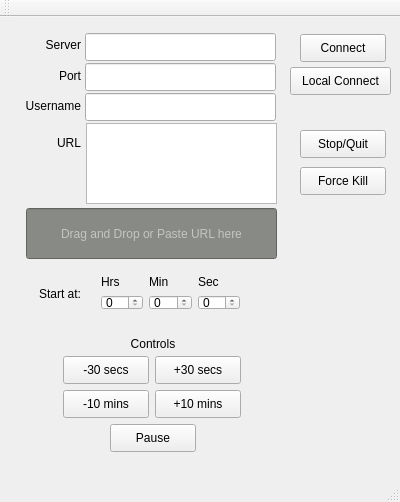
Before: the Qt Designer form mainwindow.ui in ramesh45345/omx-control, drawn with Qt 5.
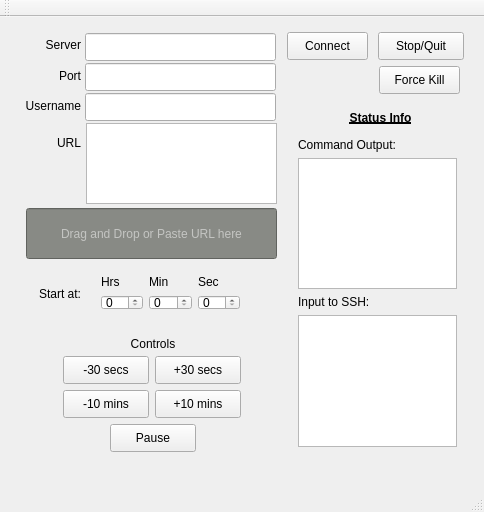
After: the same form once the commit is applied.

Commit message: Add status text boxes.

Diff of the .ui file:
```diff
--- a/mainwindow.ui
+++ b/mainwindow.ui
@@ -6,8 +6,8 @@
    <rect>
     <x>0</x>
     <y>0</y>
-    <width>400</width>
-    <height>502</height>
+    <width>484</width>
+    <height>512</height>
    </rect>
   </property>
   <property name="windowTitle">
@@ -27,28 +27,6 @@
      <string>&lt;html&gt;&lt;head/&gt;&lt;body&gt;&lt;p&gt;&lt;br/&gt;&lt;/p&gt;&lt;/body&gt;&lt;/html&gt;</string>
     </property>
    </widget>
-   <widget class="QPushButton" name="pushButton_connect">
-    <property name="geometry">
-     <rect>
-      <x>300</x>
-      <y>17</y>
-      <width>86</width>
-      <height>28</height>
-     </rect>
-    </property>
-    <property name="sizePolicy">
-     <sizepolicy hsizetype="Minimum" vsizetype="Fixed">
-      <horstretch>0</horstretch>
-      <verstretch>0</verstretch>
-     </sizepolicy>
-    </property>
-    <property name="text">
-     <string>Connect</string>
-    </property>
-    <property name="shortcut">
-     <string>V</string>
-    </property>
-   </widget>
    <widget class="QLabel" name="label">
     <property name="geometry">
      <rect>
@@ -183,8 +161,8 @@
    <widget class="QPushButton" name="pushButton_stop">
     <property name="geometry">
      <rect>
-      <x>300</x>
-      <y>113</y>
+      <x>378</x>
+      <y>15</y>
       <width>86</width>
       <height>28</height>
      </rect>
@@ -265,9 +243,9 @@
    <widget class="QPushButton" name="pushButton_kill">
     <property name="geometry">
      <rect>
-      <x>300</x>
-      <y>150</y>
-      <width>86</width>
+      <x>379</x>
+      <y>49</y>
+      <width>81</width>
       <height>28</height>
      </rect>
     </property>
@@ -423,9 +401,9 @@
    <widget class="QPushButton" name="pushButton_localconnect">
     <property name="geometry">
      <rect>
-      <x>290</x>
-      <y>50</y>
-      <width>101</width>
+      <x>287</x>
+      <y>15</y>
+      <width>81</width>
       <height>28</height>
      </rect>
     </property>
@@ -433,12 +411,68 @@
      <enum>Qt::LeftToRight</enum>
     </property>
     <property name="text">
-     <string>Local Connect</string>
+     <string>Connect</string>
     </property>
     <property name="shortcut">
      <string>C</string>
     </property>
    </widget>
+   <widget class="QLabel" name="label_10">
+    <property name="geometry">
+     <rect>
+      <x>340</x>
+      <y>90</y>
+      <width>81</width>
+      <height>21</height>
+     </rect>
+    </property>
+    <property name="font">
+     <font>
+      <weight>75</weight>
+      <italic>false</italic>
+      <bold>true</bold>
+      <underline>true</underline>
+     </font>
+    </property>
+    <property name="text">
+     <string>Status Info</string>
+    </property>
+    <property name="alignment">
+     <set>Qt::AlignCenter</set>
+    </property>
+   </widget>
+   <widget class="QWidget" name="">
+    <property name="geometry">
+     <rect>
+      <x>287</x>
+      <y>110</y>
+      <width>181</width>
+      <height>331</height>
+     </rect>
+    </property>
+    <layout class="QVBoxLayout" name="verticalLayout">
+     <item>
+      <widget class="QLabel" name="label_11">
+       <property name="text">
+        <string>Command Output:</string>
+       </property>
+      </widget>
+     </item>
+     <item>
+      <widget class="QTextEdit" name="textEdit_stdout"/>
+     </item>
+     <item>
+      <widget class="QLabel" name="label_12">
+       <property name="text">
+        <string>Input to SSH:</string>
+       </property>
+      </widget>
+     </item>
+     <item>
+      <widget class="QTextEdit" name="textEdit_debugout"/>
+     </item>
+    </layout>
+   </widget>
   </widget>
   <widget class="QMenuBar" name="menuBar">
    <property name="geometry">
```
Left out of the diff: 2 changed lines with no effect on the pictures. The commit also changes 2 other files.
